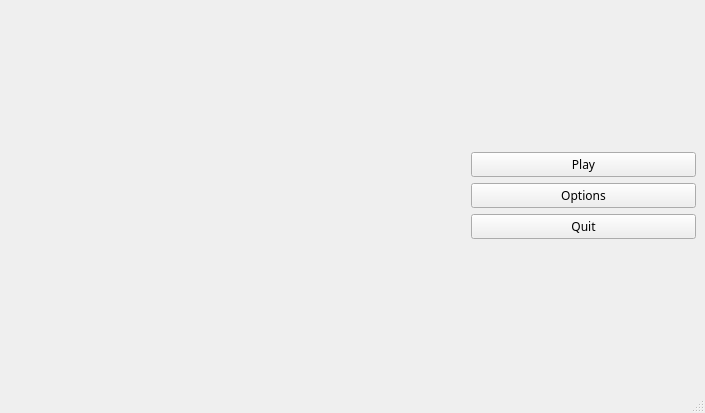
The window that Diplomacy/forms/mainwindow.ui (ulquiorra68/Diplomacy) describes before a commit, drawn with Qt 5.
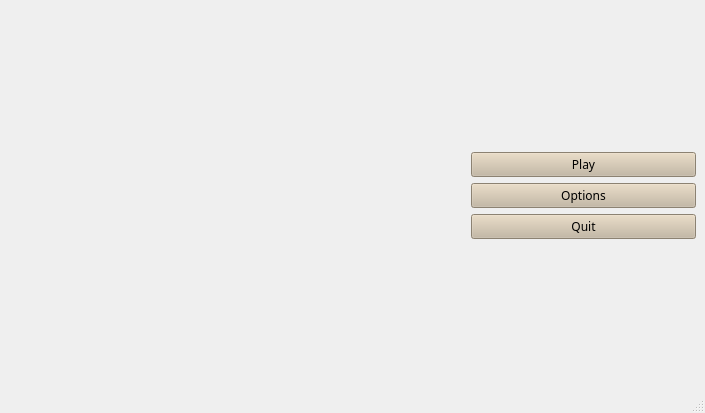
The same window after the commit.

```diff
--- a/Diplomacy/forms/mainwindow.ui
+++ b/Diplomacy/forms/mainwindow.ui
@@ -46,6 +46,9 @@
             <family>MV Boli</family>
            </font>
           </property>
+          <property name="styleSheet">
+           <string notr="true">background-color: #c4b69f;</string>
+          </property>
           <property name="text">
            <string>Play</string>
           </property>
@@ -64,6 +67,9 @@
             <family>MV Boli</family>
            </font>
           </property>
+          <property name="styleSheet">
+           <string notr="true">background-color: #c4b69f;</string>
+          </property>
           <property name="text">
            <string>Options</string>
           </property>
@@ -76,6 +82,9 @@
             <family>MV Boli</family>
            </font>
           </property>
+          <property name="styleSheet">
+           <string notr="true">background-color: #c4b69f;</string>
+          </property>
           <property name="text">
            <string>Quit</string>
           </property>
```
Left out of the diff: 2 changed lines with no effect on the pictures.
